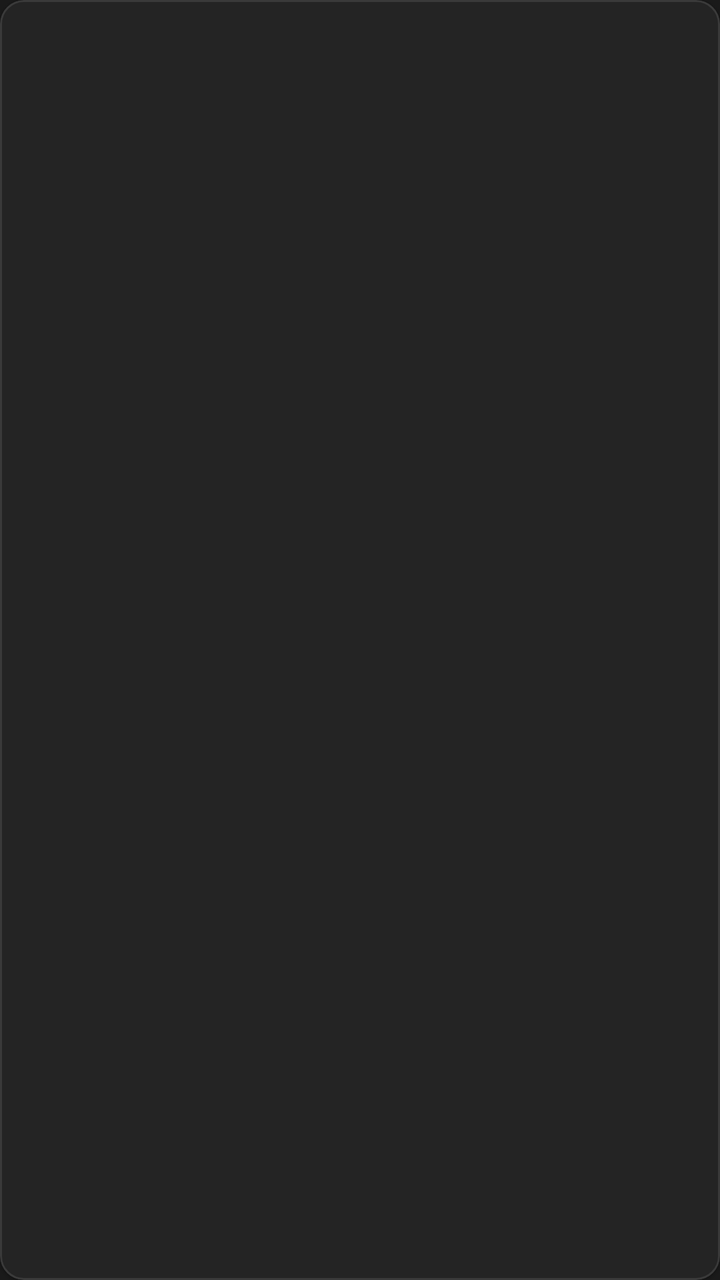
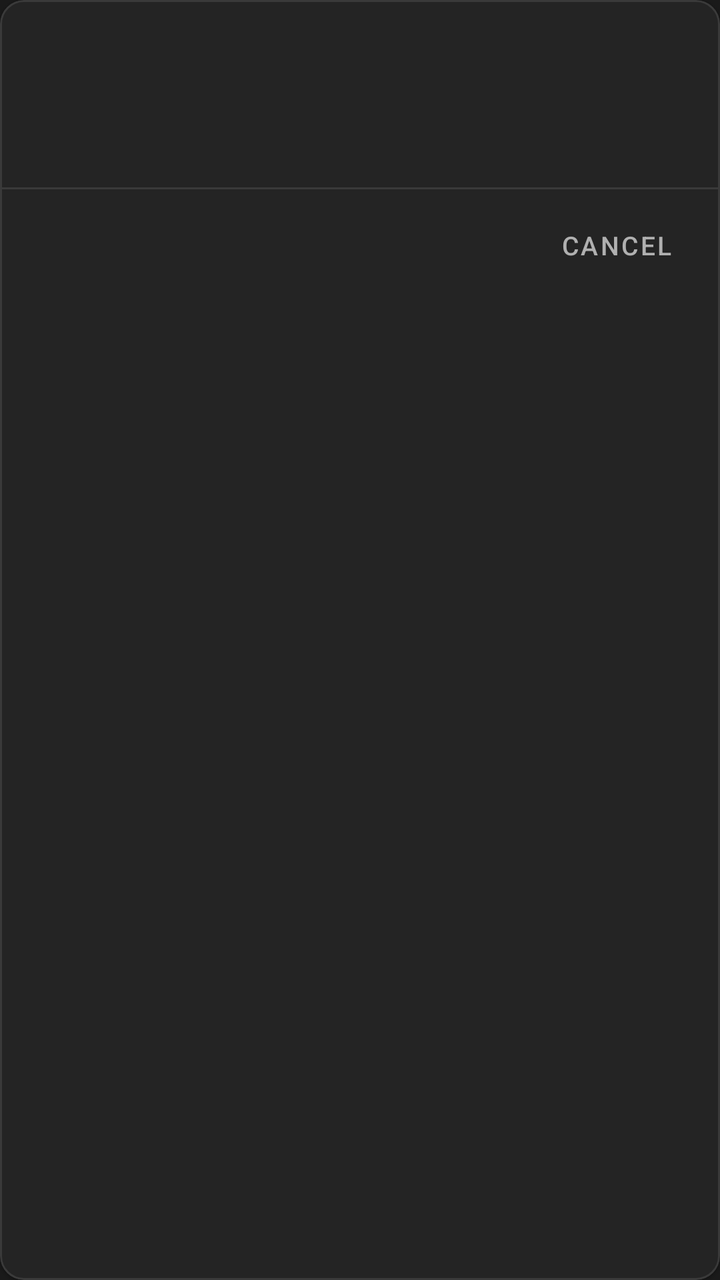

Two renders of the same Android screen: before a commit and after it. Below are the layout's source before the change and the commit's diff.
<!-- AndroidManifest.xml: application theme Theme.SmashArena -->
<!-- res/layout/item_booking.xml -->
<?xml version="1.0" encoding="utf-8"?>
<com.google.android.material.card.MaterialCardView
    xmlns:android="http://schemas.android.com/apk/res/android"
    xmlns:app="http://schemas.android.com/apk/res-auto"
    android:layout_width="match_parent"
    android:layout_height="wrap_content"
    android:layout_marginBottom="12dp"
    app:cardBackgroundColor="@color/surface"
    app:cardCornerRadius="12dp"
    app:strokeColor="@color/outline"
    app:strokeWidth="1dp">

    <LinearLayout
        android:layout_width="match_parent"
        android:layout_height="wrap_content"
        android:orientation="vertical"
        android:padding="16dp">

        <TextView
            android:id="@+id/tv_facility_name"
            android:layout_width="wrap_content"
            android:layout_height="wrap_content"
            android:textColor="@color/text_primary"
            android:textSize="16sp"
            android:textStyle="bold" />

        <TextView
            android:id="@+id/tv_date"
            android:layout_width="wrap_content"
            android:layout_height="wrap_content"
            android:layout_marginTop="4dp"
            android:textColor="@color/text_secondary"
            android:textSize="14sp" />

        <TextView
            android:id="@+id/tv_time"
            android:layout_width="wrap_content"
            android:layout_height="wrap_content"
            android:layout_marginTop="2dp"
            android:textColor="@color/accent_green"
            android:textSize="14sp"
            android:textStyle="bold" />

    </LinearLayout>

</com.google.android.material.card.MaterialCardView>
<!-- resources referenced by this layout -->
<resources>
  <color name="accent_green">#B5D86C</color>
  <color name="outline">#3A3A3A</color>
  <color name="surface">#242424</color>
  <color name="text_primary">#FFFFFF</color>
  <color name="text_secondary">#B0B0B0</color>
  <style name="Theme.SmashArena" parent="Theme.MaterialComponents.DayNight.NoActionBar">
          <item name="android:statusBarColor">@color/background</item>
          <item name="android:navigationBarColor">@color/background</item>
          <item name="android:windowBackground">@color/background</item>
          <item name="colorPrimary">@color/accent_green</item>
          <item name="colorPrimaryVariant">@color/accent_green_dark</item>
          <item name="colorOnPrimary">@color/background</item>
          <item name="colorSurface">@color/surface</item>
          <item name="colorOnSurface">@color/text_primary</item>
      </style>
  <color name="background">#1A1A1A</color>
  <color name="accent_green_dark">#8FAF3E</color>
</resources>

<!-- the commit's change to res/layout/item_booking.xml (unified diff, before → after) -->
@@ -13,33 +13,69 @@
     <LinearLayout
         android:layout_width="match_parent"
         android:layout_height="wrap_content"
-        android:orientation="vertical"
-        android:padding="16dp">
+        android:orientation="vertical">
 
-        <TextView
-            android:id="@+id/tv_facility_name"
-            android:layout_width="wrap_content"
+        
+        <LinearLayout
+            android:layout_width="match_parent"
             android:layout_height="wrap_content"
-            android:textColor="@color/text_primary"
-            android:textSize="16sp"
-            android:textStyle="bold" />
+            android:orientation="vertical"
+            android:paddingHorizontal="16dp"
+            android:paddingTop="16dp"
+            android:paddingBottom="12dp">
 
-        <TextView
-            android:id="@+id/tv_date"
-            android:layout_width="wrap_content"
+            <TextView
+                android:id="@+id/tv_facility_name"
+                android:layout_width="wrap_content"
+                android:layout_height="wrap_content"
+                android:layout_marginBottom="4dp"
+                android:textColor="@color/text_primary"
+                android:textSize="16sp"
+                android:textStyle="bold" />
+
+            <TextView
+                android:id="@+id/tv_date"
+                android:layout_width="wrap_content"
+                android:layout_height="wrap_content"
+                android:layout_marginBottom="2dp"
+                android:textColor="@color/text_secondary"
+                android:textSize="14sp" />
+
+            <TextView
+                android:id="@+id/tv_time"
+                android:layout_width="wrap_content"
+                android:layout_height="wrap_content"
+                android:textColor="@color/accent_green"
+                android:textSize="14sp"
+                android:textStyle="bold" />
+
+        </LinearLayout>
+
+        
+        <View
+            android:layout_width="match_parent"
+            android:layout_height="1dp"
+            android:background="@color/outline" />
+
+        
+        <LinearLayout
+            android:layout_width="match_parent"
             android:layout_height="wrap_content"
-            android:layout_marginTop="4dp"
-            android:textColor="@color/text_secondary"
-            android:textSize="14sp" />
+            android:orientation="horizontal"
+            android:gravity="end"
+            android:paddingHorizontal="8dp"
+            android:paddingVertical="4dp">
 
-        <TextView
-            android:id="@+id/tv_time"
-            android:layout_width="wrap_content"
-            android:layout_height="wrap_content"
-            android:layout_marginTop="2dp"
-            android:textColor="@color/accent_green"
-            android:textSize="14sp"
-            android:textStyle="bold" />
+            <com.google.android.material.button.MaterialButton
+                android:id="@+id/btn_cancel"
+                style="@style/Widget.MaterialComponents.Button.TextButton"
+                android:layout_width="wrap_content"
+                android:layout_height="wrap_content"
+                android:text="@string/booking_cancel"
+                android:textColor="@color/text_secondary"
+                android:textSize="13sp" />
+
+        </LinearLayout>
 
     </LinearLayout>
 
<!-- resource entries referenced after the edit -->
@@ -5,6 +5,7 @@
   <color name="surface">#242424</color>
   <color name="text_primary">#FFFFFF</color>
   <color name="text_secondary">#B0B0B0</color>
+  <string name="booking_cancel">Cancel</string>
   <style name="Theme.SmashArena" parent="Theme.MaterialComponents.DayNight.NoActionBar">
           <item name="android:statusBarColor">@color/background</item>
           <item name="android:navigationBarColor">@color/background</item>
@@ -14,8 +15,23 @@
           <item name="colorOnPrimary">@color/background</item>
           <item name="colorSurface">@color/surface</item>
           <item name="colorOnSurface">@color/text_primary</item>
+          <item name="materialAlertDialogTheme">@style/Theme.SmashArena.Dialog</item>
       </style>
   <color name="background">#1A1A1A</color>
   <color name="accent_green_dark">#8FAF3E</color>
+  <style name="Theme.SmashArena.Dialog" parent="Theme.MaterialComponents.DayNight.Dialog">
+          <item name="colorSurface">@color/surface</item>
+          <item name="colorOnSurface">@color/text_primary</item>
+          <item name="colorPrimary">@color/accent_green</item>
+          <item name="android:colorBackground">@color/surface</item>
+          <item name="buttonBarPositiveButtonStyle">@style/Theme.SmashArena.Dialog.PositiveButton</item>
+          <item name="buttonBarNegativeButtonStyle">@style/Theme.SmashArena.Dialog.NegativeButton</item>
+      </style>
+  <style name="Theme.SmashArena.Dialog.PositiveButton" parent="Widget.MaterialComponents.Button.TextButton.Dialog">
+          <item name="android:textColor">@color/accent_green</item>
+      </style>
+  <style name="Theme.SmashArena.Dialog.NegativeButton" parent="Widget.MaterialComponents.Button.TextButton.Dialog">
+          <item name="android:textColor">@color/text_secondary</item>
+      </style>
 </resources>
 
